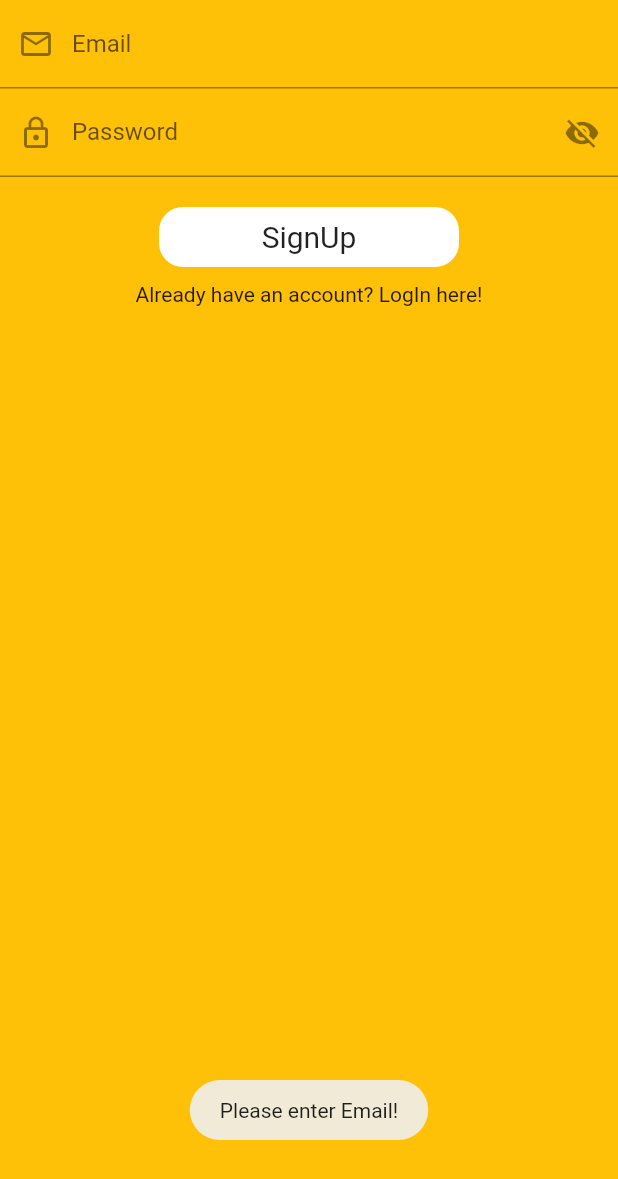
After one commit to AdibaNoor/ModelView_ViewModel, a Flutter app: the SignUpView screen opened by its route, after a tap on "SignUp", on a phone screen of 412 x 824 dp. The commit adds this screen. Shown: the top 1179 px of the screen. Run offline on Flutter 3.47's test engine with Material 2 defaults, Android fonts, the phone set to English and light mode, and no system bars; our stand-ins replace fluttertoast.

Commit message:
added signUp page

```diff
--- a/lib/utils/routes/route.dart
+++ b/lib/utils/routes/route.dart
@@ -3,6 +3,7 @@
 import 'package:flutter/material.dart';
 import 'package:mvvm_app/utils/routes/routes_names.dart';
 import 'package:mvvm_app/view/home_view.dart';
+import 'package:mvvm_app/view/signup_view.dart';
 
 import '../../view/login_view.dart';
 
@@ -14,6 +15,8 @@ class Routes{
         return MaterialPageRoute(builder: (context)=> const HomeView());
       case RouteNames.login:
         return MaterialPageRoute(builder: (context)=> const LoginView());
+      case RouteNames.signUp:
+        return MaterialPageRoute(builder: (context)=> const SignUpView());
       default:
         return MaterialPageRoute(builder: (_){
           return Scaffold(
--- a/lib/utils/routes/routes_names.dart
+++ b/lib/utils/routes/routes_names.dart
@@ -2,5 +2,6 @@
 class RouteNames{
 
   static const String login ='login_screen';
+  static const String signUp = 'Sign_up_Screen';
   static const String home = 'home_screen';
 }
--- a/lib/view/login_view.dart
+++ b/lib/view/login_view.dart
@@ -94,6 +94,12 @@ class _LoginViewState extends State<LoginView> {
               }
 
                 }),
+            SizedBox(height: 10,),
+            InkWell(
+              onTap: (){
+                Navigator.pushNamed(context, RouteNames.signUp);
+              },
+                child: Text("Don't have an account? Sign Up here" )),
 
           ],
         ),
--- /dev/null
+++ b/lib/view/signup_view.dart
@@ -0,0 +1,108 @@
+import 'package:flutter/material.dart';
+import 'package:mvvm_app/resources/Components/round_btn.dart';
+import 'package:provider/provider.dart';
+
+import '../utils/routes/routes_names.dart';
+import '../utils/utils.dart';
+import '../view_model/auth_view_model.dart';
+
+class SignUpView extends StatefulWidget {
+  const SignUpView({Key? key}) : super(key: key);
+
+  @override
+  State<SignUpView> createState() => _SignUpViewState();
+}
+
+class _SignUpViewState extends State<SignUpView> {
+  TextEditingController _emailEditingController = TextEditingController();
+  TextEditingController _passwordEditingController = TextEditingController();
+  FocusNode emailFocusNode = FocusNode();
+  FocusNode passwordFocusNode = FocusNode();
+  ValueNotifier<bool> _passwordnotifier = ValueNotifier<bool>(true);
+
+  @override
+  void dispose() {
+    // TODO: implement dispose
+    super.dispose();
+    _emailEditingController.dispose();
+    _passwordEditingController.dispose();
+    emailFocusNode.dispose();
+    passwordFocusNode.dispose();
+    _passwordnotifier.dispose();
+  }
+  @override
+  Widget build(BuildContext context) {
+
+    final authviewmodel = Provider.of<AuthViewModel>(context);
+    return Scaffold(
+        backgroundColor: Colors.amber,
+        body: SafeArea(
+          child: Column(
+            children: [
+              TextFormField(
+                keyboardType: TextInputType.emailAddress,
+                controller: _emailEditingController,
+                focusNode: emailFocusNode,
+                decoration: InputDecoration(
+                  hintText: 'Email',
+                  labelText: "Email",
+                  prefixIcon: Icon(Icons.email_outlined),
+                ),
+                onFieldSubmitted: (value){
+                  Utils.fieldFocusChange(context, emailFocusNode, passwordFocusNode);
+                },
+              ),
+              ValueListenableBuilder(
+                  valueListenable: _passwordnotifier,
+                  builder: (context, value , child){
+                    return TextFormField(
+                      obscureText: _passwordnotifier.value,
+                      obscuringCharacter: "*",
+                      focusNode: passwordFocusNode,
+                      keyboardType: TextInputType.emailAddress,
+                      controller: _passwordEditingController,
+                      decoration: InputDecoration(
+                        hintText: 'Password',
+                        labelText: "Password",
+                        prefixIcon: Icon(Icons.lock_outline),
+                        suffixIcon: InkWell(
+                            onTap: (){
+                              _passwordnotifier.value = !_passwordnotifier.value;
+                            },
+                            child: Icon(_passwordnotifier.value?
+                            Icons.visibility_off: Icons.visibility)),
+                      ),
+                    );
+                  }),
+              SizedBox(height: 20,),
+              ButtonCustom(title: 'SignUp',
+                  loading: authviewmodel.loading,
+                  onPressed: (){
+                    if(_emailEditingController.text.isEmpty){
+                      Utils.toastMessage("Please enter Email!");
+                    }else if(_passwordEditingController.text.isEmpty){
+                      Utils.toastMessage("Please enter Password!");
+                    }else if(_passwordEditingController.text.length<6){
+                      Utils.toastMessage("Password needs to be more than 6 characters!");
+                    }else{
+                      Map data ={
+                        'email' : _emailEditingController.text.toString(),
+                        'password': _passwordEditingController.text.toString()
+                      };
+                      authviewmodel.LoginApi(data , context);
+                    }
+
+                  }),
+              SizedBox(height: 10,),
+              InkWell(
+                  onTap: (){
+                    Navigator.pushNamed(context, RouteNames.login);
+                  },
+                  child: Text("Already have an account? LogIn here!" )),
+
+            ],
+          ),
+        )
+    );
+  }
+}
```
